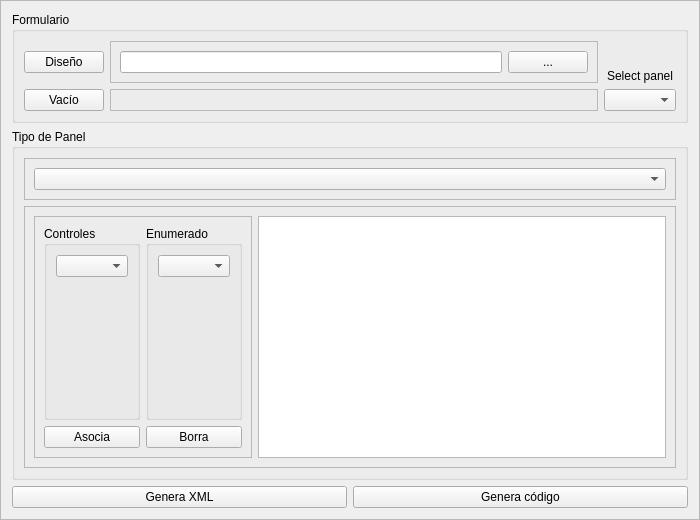
This is src/gui/GeneratorPanel.ui in jbarceloperez/generadores as Qt 5 draws it before an edit. The edited form follows.
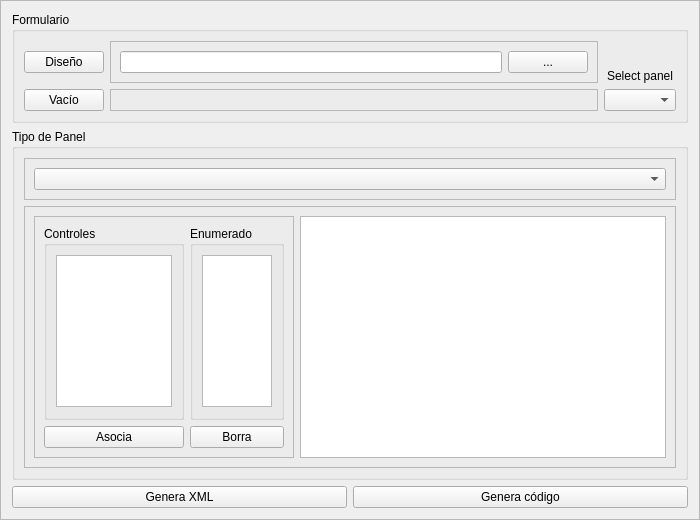
This is the edited form.

Commit message: changed from combobox to qlistwidget for button list

```diff
--- a/src/gui/GeneratorPanel.ui
+++ b/src/gui/GeneratorPanel.ui
@@ -132,6 +132,12 @@
         <layout class="QHBoxLayout" name="horizontalLayout_3">
          <item>
           <widget class="QFrame" name="frame_5">
+           <property name="maximumSize">
+            <size>
+             <width>260</width>
+             <height>16777215</height>
+            </size>
+           </property>
            <property name="frameShape">
             <enum>QFrame::StyledPanel</enum>
            </property>
@@ -141,12 +147,28 @@
            <layout class="QGridLayout" name="gridLayout_2">
             <item row="0" column="1">
              <widget class="QGroupBox" name="groupBox_4">
+              <property name="maximumSize">
+               <size>
+                <width>100</width>
+                <height>16777215</height>
+               </size>
+              </property>
               <property name="title">
                <string>Enumerado</string>
               </property>
               <layout class="QVBoxLayout" name="verticalLayout_4">
                <item>
-                <widget class="QComboBox" name="comboBox_3"/>
+                <widget class="QListWidget" name="listWidget_act">
+                 <property name="enabled">
+                  <bool>true</bool>
+                 </property>
+                 <property name="maximumSize">
+                  <size>
+                   <width>100</width>
+                   <height>16777215</height>
+                  </size>
+                 </property>
+                </widget>
                </item>
                <item>
                 <spacer name="verticalSpacer_2">
@@ -166,12 +188,25 @@
             </item>
             <item row="0" column="0">
              <widget class="QGroupBox" name="groupBox_3">
+              <property name="maximumSize">
+               <size>
+                <width>150</width>
+                <height>16777215</height>
+               </size>
+              </property>
               <property name="title">
                <string>Controles</string>
               </property>
               <layout class="QVBoxLayout" name="verticalLayout_3">
                <item>
-                <widget class="QComboBox" name="comboBox_2"/>
+                <widget class="QListWidget" name="listWidget_but">
+                 <property name="maximumSize">
+                  <size>
+                   <width>16777215</width>
+                   <height>16777215</height>
+                  </size>
+                 </property>
+                </widget>
                </item>
                <item>
                 <spacer name="verticalSpacer">
```
The commit also changes 4 other files.
